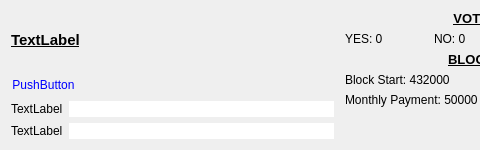
Before: the Qt Designer form src/qt/forms/budgetitem.ui in SocialSend/SocialSend, drawn with Qt 5; both pictures show x 0 to 480 and y 0 to 150 of the 728 by 150 pixel window.
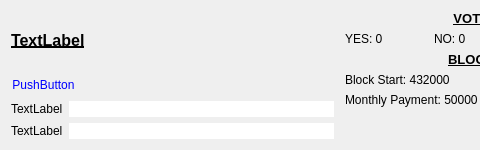
After: the same form once the commit is applied.

```diff
--- a/src/qt/forms/budgetitem.ui
+++ b/src/qt/forms/budgetitem.ui
@@ -37,7 +37,7 @@
         <widget class="QLabel" name="lblBudgetName">
          <property name="font">
           <font>
-           <pointsize>11</pointsize>
+           <pointsize>12</pointsize>
            <weight>75</weight>
            <bold>true</bold>
            <underline>true</underline>
```
